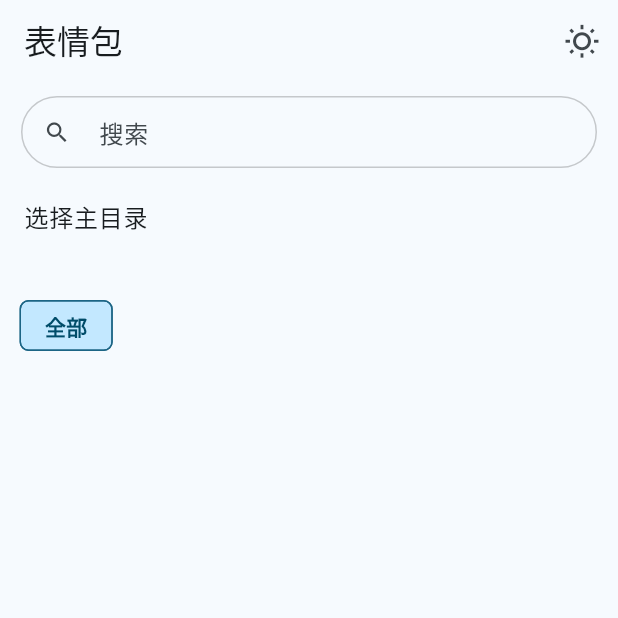
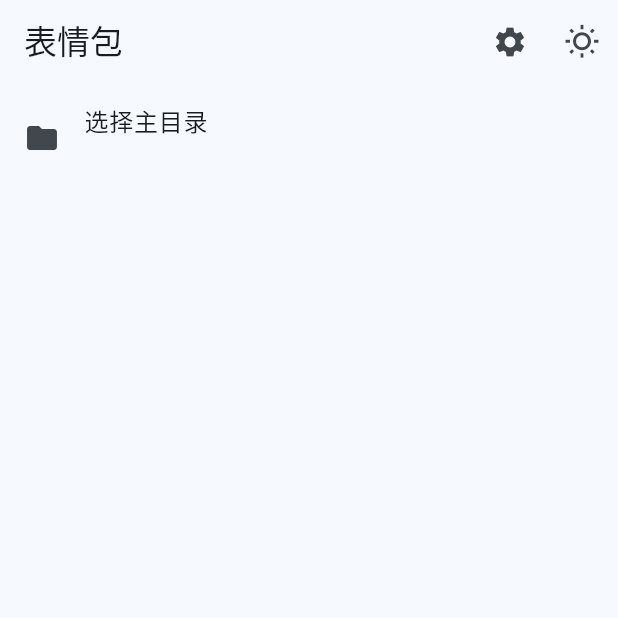
Before and after one commit to linyi102/emoji-room, a Flutter app: the screen it shows after launch, on a phone screen of 412 x 824 dp, the top half of it. Run offline on Flutter 3.47's test engine with Material 2 defaults, Android fonts, the phone set to English and light mode, and no system bars; our stand-ins replace bot_toast, file_picker, flutter_riverpod, hive, permission_handler, riverpod_annotation and 1 more; missing offline and left inert: pasteboard; accounts and stored records are empty; generated files the repository leaves out were written again.

Commit message:
feat: setting action and first enter app only show emoji main dir setting tile

```diff
--- a/lib/features/emoji_dir/views/emoji_dir_tile.dart
+++ b/lib/features/emoji_dir/views/emoji_dir_tile.dart
@@ -10,6 +10,7 @@ class EmojiDirTile extends ConsumerWidget {
   Widget build(BuildContext context, WidgetRef ref) {
     final dirPath = ref.watch(emojiDirPathProvider);
     return ListTile(
+      leading: const Icon(Icons.folder),
       title: const Text('选择主目录'),
       subtitle: Text(dirPath ?? '未选择'),
       onTap: ref.read(emojiServiceProvider).pickEmojiDir,
--- a/lib/features/home/views/home.dart
+++ b/lib/features/home/views/home.dart
@@ -1,9 +1,11 @@
+import 'package:emoji_room/features/emoji_dir/providers/emoji_dir.dart';
 import 'package:emoji_room/features/emoji_dir/views/emoji_dir_tile.dart';
 import 'package:emoji_room/features/emoji_grid/application/emoji_service.dart';
 import 'package:emoji_room/features/emoji_grid/persentation/emoji_grid_view.dart';
 import 'package:emoji_room/features/emoji_search/views/emoji_search_appbar.dart';
 import 'package:emoji_room/features/emoji_tags/views/emoji_tag_list_view.dart';
 import 'package:emoji_room/providers/theme.dart';
+import 'package:emoji_room/widgets/bottom_sheet.dart';
 import 'package:flutter/material.dart';
 import 'package:flutter_riverpod/flutter_riverpod.dart';
 
@@ -12,13 +14,21 @@ class HomePage extends ConsumerWidget {
 
   @override
   Widget build(BuildContext context, WidgetRef ref) {
+    final emojiDirPath = ref.watch(emojiDirPathProvider);
     final emojiTotal = ref.watch(emojiTotalProvider);
     final brightness = ref.watch(themeBrightnessProvider);
+
+    bool hasSelectMainDir = emojiDirPath != null && emojiDirPath.isNotEmpty;
 
     return Scaffold(
       appBar: AppBar(
         title: Text('表情包 ${emojiTotal == 0 ? '' : emojiTotal}'),
         actions: [
+          IconButton(
+              onPressed: () {
+                _showSettingBottomSheet(context);
+              },
+              icon: const Icon(Icons.settings)),
           IconButton(
             isSelected: brightness == Brightness.dark,
             onPressed: ref.read(themeBrightnessProvider.notifier).toggle,
@@ -27,13 +37,33 @@ class HomePage extends ConsumerWidget {
           ),
         ],
       ),
-      body: const Column(
-        children: [
-          EmojiSearchAppBar(),
-          EmojiDirTile(),
-          EmojiTagsView(),
-          Expanded(child: EmojiGridView()),
-        ],
+      body: !hasSelectMainDir
+          ? const EmojiDirTile()
+          : const Column(
+              children: [
+                EmojiSearchAppBar(),
+                EmojiTagsView(),
+                Expanded(child: EmojiGridView()),
+              ],
+            ),
+    );
+  }
+
+  Future<dynamic> _showSettingBottomSheet(BuildContext context) {
+    return showCommonModalBottomSheet(
+      context: context,
+      builder: (context) => Scaffold(
+        appBar: AppBar(
+          title: const Text('设置'),
+          automaticallyImplyLeading: false,
+        ),
+        body: const SingleChildScrollView(
+          child: Column(
+            children: [
+              EmojiDirTile(),
+            ],
+          ),
+        ),
       ),
     );
   }
```
